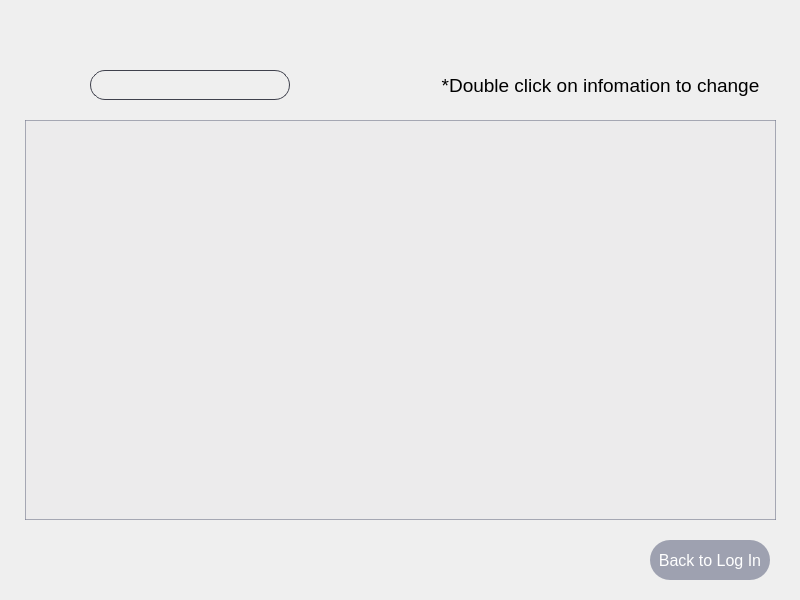
Old version of the form administrator.ui in the repository anton-ovod/CarRentalSystem.
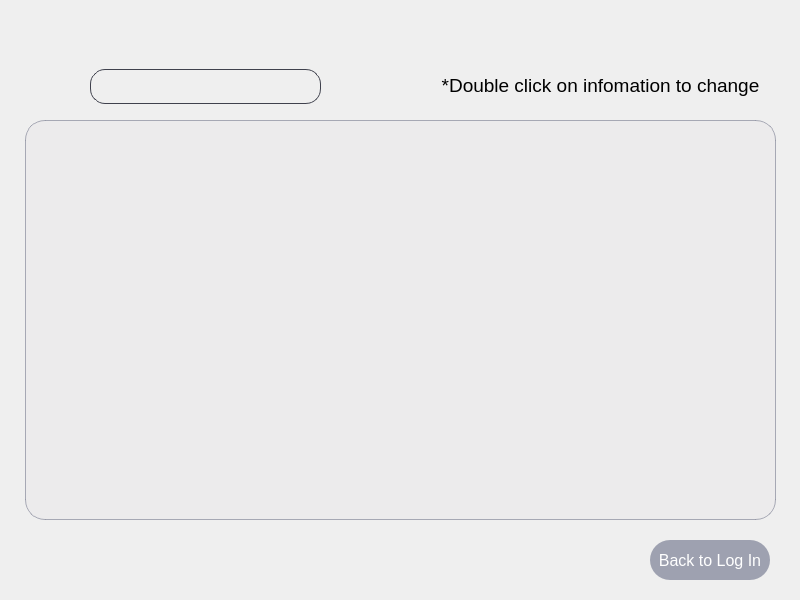
New version of the form. Icons and pictures are not drawn.

Patch:
```diff
--- a/administrator.ui
+++ b/administrator.ui
@@ -40,19 +40,29 @@
      <height>400</height>
     </rect>
    </property>
+   <property name="font">
+    <font>
+     <pointsize>14</pointsize>
+    </font>
+   </property>
+   <property name="cursor" stdset="0">
+    <cursorShape>PointingHandCursor</cursorShape>
+   </property>
    <property name="styleSheet">
     <string notr="true">QTableView {
 border: 1px solid rgba(118, 122, 142, 153);
 background: rgba(224, 222, 225, 51);
 selection-background-color: rgba(136, 132, 159, 204);
 selection-color: rgb(248, 246, 250);
+border-radius: 20px;
 }
 
 QHeaderView::section {
-border-radius: 30px;
+border-radius: 20px;
 height: 30px;
 color: rgb(239, 238, 241);
 background: rgb(108, 104, 124);
+font-size: 15px;
 }
 </string>
    </property>
@@ -101,11 +111,19 @@
    <property name="geometry">
     <rect>
      <x>90</x>
-     <y>70</y>
-     <width>200</width>
-     <height>30</height>
+     <y>69</y>
+     <width>231</width>
+     <height>35</height>
     </rect>
    </property>
+   <property name="font">
+    <font>
+     <pointsize>14</pointsize>
+    </font>
+   </property>
+   <property name="cursor">
+    <cursorShape>PointingHandCursor</cursorShape>
+   </property>
    <property name="styleSheet">
     <string notr="true">QLineEdit {
 background: rgba(116, 120, 140, 0);
@@ -119,9 +137,9 @@
    <property name="geometry">
     <rect>
      <x>30</x>
-     <y>70</y>
-     <width>30</width>
-     <height>30</height>
+     <y>65</y>
+     <width>40</width>
+     <height>40</height>
     </rect>
    </property>
    <property name="text">
```
Left out of the diff: 5 changed lines with no effect on the pictures.
